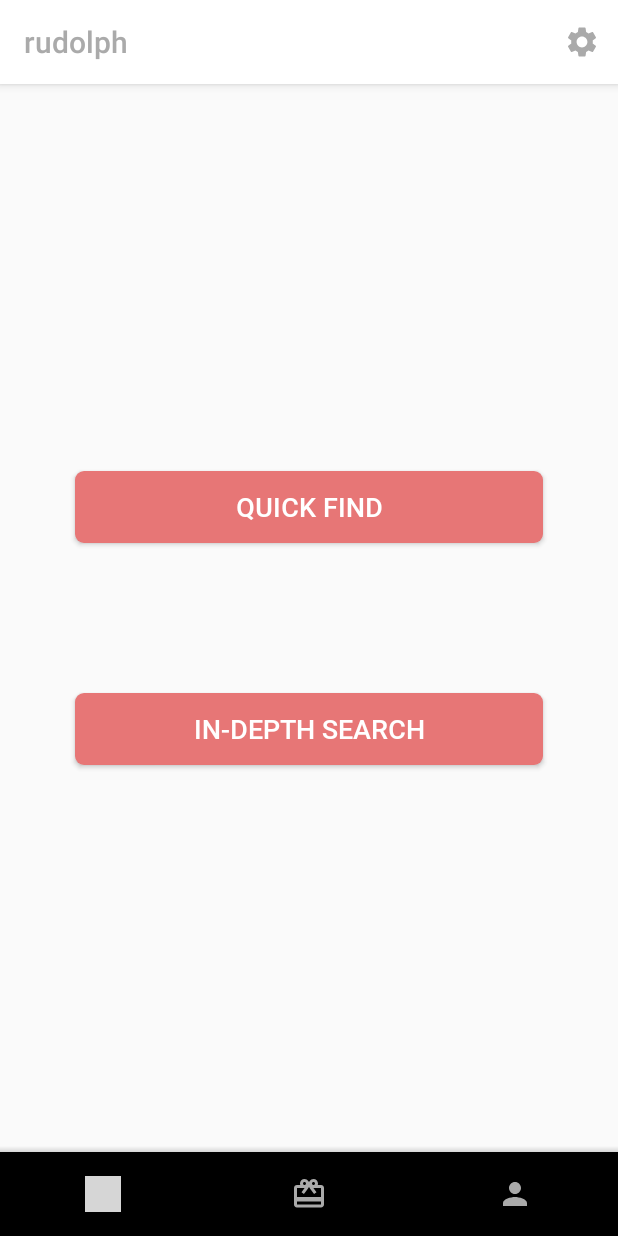
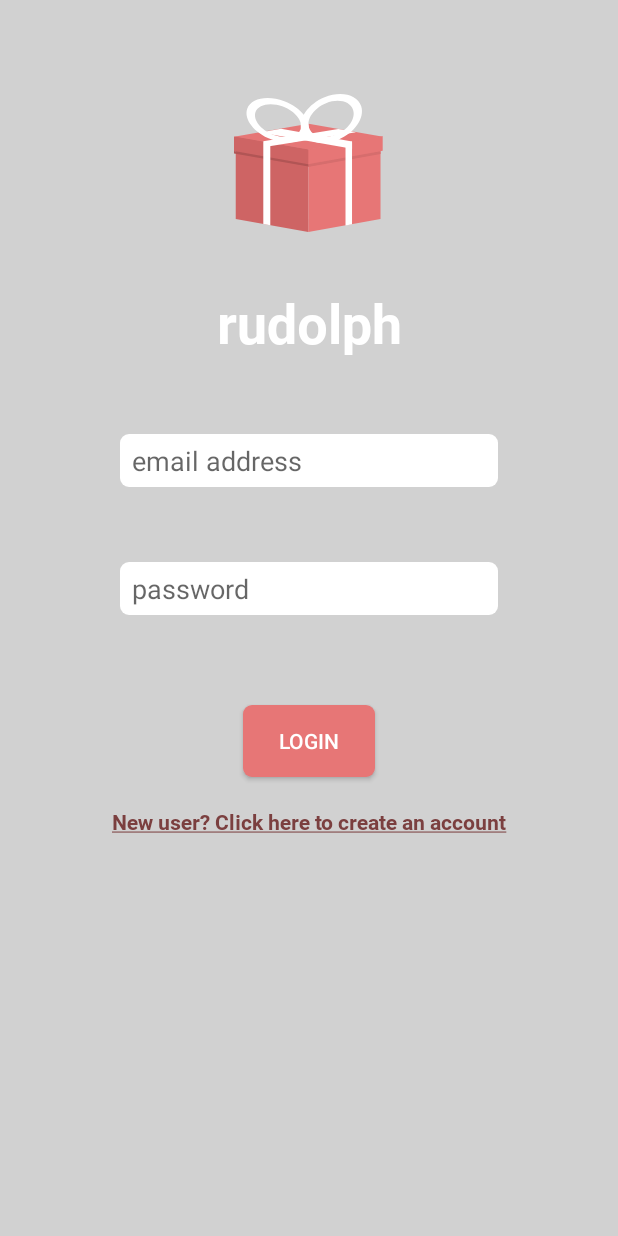
Before and after one commit to rudolphcodepath/rudolph, an Android app: the screen it shows after launch (MainActivity before the commit, LoginActivity after it), on a phone screen of 412 x 824 dp. Run offline under Robolectric (Android 15) with nearby library versions, the phone set to English and light mode, and no system bars; our stand-ins replace Firebase (no records; nobody signed in at launch, a user with empty details on screens opened directly); grey boxes are pictures that could not be loaded.

Commit message:
still setting up loginactivity

```diff
--- a/app/src/main/AndroidManifest.xml
+++ b/app/src/main/AndroidManifest.xml
@@ -9,13 +9,14 @@
         android:roundIcon="@mipmap/ic_launcher_round"
         android:supportsRtl="true"
         android:theme="@style/AppTheme">
-        <activity android:name=".MainActivity">
+        <activity android:name=".LoginActivity">
             <intent-filter>
                 <action android:name="android.intent.action.MAIN" />
 
                 <category android:name="android.intent.category.LAUNCHER" />
             </intent-filter>
         </activity>
+        <activity android:name=".MainActivity"/>
     </application>
 
 </manifest>
--- a/app/src/main/java/com/example/rudolph/LoginActivity.java
+++ b/app/src/main/java/com/example/rudolph/LoginActivity.java
@@ -1,20 +1,48 @@
 package com.example.rudolph;
 
+import android.content.Intent;
 import android.os.Bundle;
 import android.view.View;
+import android.widget.Button;
+import android.widget.EditText;
 
 import androidx.annotation.Nullable;
 import androidx.appcompat.app.AppCompatActivity;
 
+import com.google.firebase.auth.FirebaseAuth;
+import com.google.firebase.auth.FirebaseUser;
+
 public class LoginActivity extends AppCompatActivity {
+
+    private FirebaseAuth mAuth;
+    EditText etEmail;
+    EditText etPassword;
+    Button btnLogin;
 
     @Override
     protected void onCreate(@Nullable Bundle savedInstanceState) {
         super.onCreate(savedInstanceState);
 
+        setContentView(R.layout.activity_login);
+        etEmail = findViewById(R.id.etEmail);
+        etPassword = findViewById(R.id.etPassword);
+        btnLogin = findViewById(R.id.btnLogin);
+
+        mAuth = FirebaseAuth.getInstance();
+        FirebaseUser currUser = mAuth.getCurrentUser();
+        updateUI(currUser);
+
+    }
+
+    public void updateUI(FirebaseUser currUser) {
+        if (currUser != null) {
+            Intent i = new Intent(this, MainActivity.class);
+            startActivity(i);
+        }
     }
 
 
-    public void onClick(View view) {
+    public void onClickNewUser(View view) {
+
     }
 }
--- a/app/src/main/java/com/example/rudolph/MainActivity.java
+++ b/app/src/main/java/com/example/rudolph/MainActivity.java
@@ -24,15 +24,15 @@ public class MainActivity extends AppCompatActivity {
         Toolbar toolbar = (Toolbar) findViewById(R.id.toolbar);
         setSupportActionBar(toolbar);
 
-        List<AuthUI.IdpConfig> providers = Arrays.asList(
-                new AuthUI.IdpConfig.EmailBuilder().build());
-
-        startActivityForResult(
-                AuthUI.getInstance()
-                        .createSignInIntentBuilder()
-                        .setAvailableProviders(providers)
-                        .build(),
-                RC_SIGN_IN);
+//        List<AuthUI.IdpConfig> providers = Arrays.asList(
+//                new AuthUI.IdpConfig.EmailBuilder().build());
+//
+//        startActivityForResult(
+//                AuthUI.getInstance()
+//                        .createSignInIntentBuilder()
+//                        .setAvailableProviders(providers)
+//                        .build(),
+//                RC_SIGN_IN);
     }
 
     @Override
--- a/app/src/main/res/layout/activity_login.xml
+++ b/app/src/main/res/layout/activity_login.xml
@@ -13,7 +13,7 @@
         app:layout_constraintStart_toStartOf="parent"
         app:layout_constraintEnd_toEndOf="parent"
         app:layout_constraintVertical_chainStyle="packed"
-        android:layout_marginTop="80dp"
+        android:layout_marginTop="60dp"
         android:background="@drawable/ic_gift"/>
 
     <TextView
@@ -82,7 +82,7 @@
         app:layout_constraintStart_toStartOf="parent"
         app:layout_constraintEnd_toEndOf="parent"
         app:layout_constraintTop_toBottomOf="@+id/btnLogin"
-        android:onClick="onClick"
+        android:onClick="onClickNewUser"
         android:clickable="true"
         android:focusable="true" />
 
```
